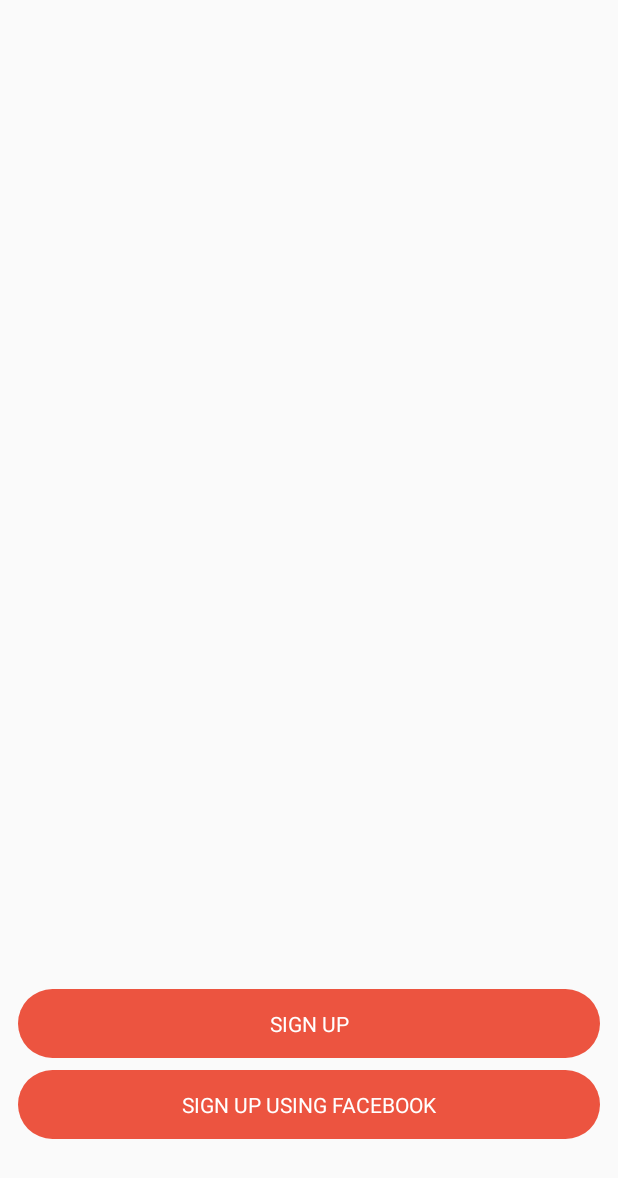
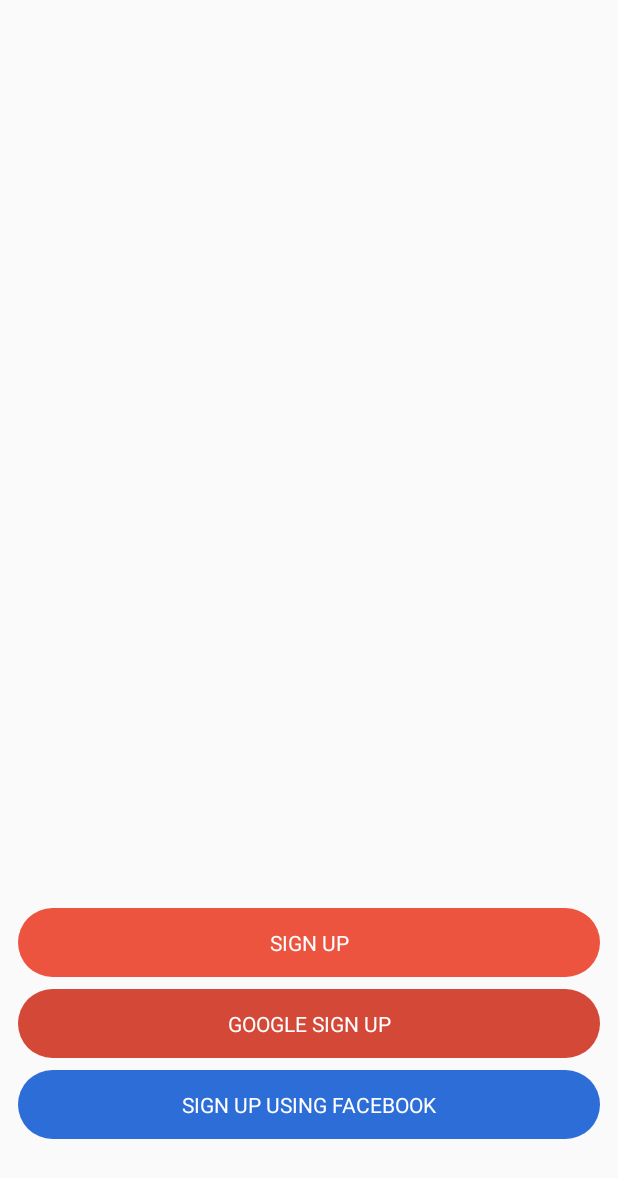
Before and after one commit to indraAsLesmana/ActLikePro, an Android app: the SplashActivity screen opened directly, with no data from a screen before it, on a phone screen of 412 x 824 dp. Shown: the top 1178 px of the screen. Run offline under Robolectric (Android 15) with nearby library versions, the phone set to English and light mode, and no system bars; libraries missing offline, so code that uses them is left out: com.facebook; plain views replace LoginButton; 1 statement that could not run was skipped.

Commit message:
adding new google sign up button

```diff
--- a/app/src/main/java/com/tutor93/indraaguslesmana/actlikepro/Activity/IntroActivity.java
+++ b/app/src/main/java/com/tutor93/indraaguslesmana/actlikepro/Activity/IntroActivity.java
@@ -1,7 +1,5 @@
 package com.tutor93.indraaguslesmana.actlikepro.activity;
 
-import android.app.Activity;
-import android.content.Intent;
 import android.os.Bundle;
 import android.support.annotation.Nullable;
 import android.support.v7.app.AppCompatActivity;
@@ -11,7 +9,7 @@ import android.widget.Toast;
 import com.tutor93.indraaguslesmana.actlikepro.api.gitapi;
 import com.tutor93.indraaguslesmana.actlikepro.model.gitmodel;
 import com.tutor93.indraaguslesmana.actlikepro.R;
-import com.tutor93.indraaguslesmana.actlikepro.LikeaPro;
+import com.tutor93.indraaguslesmana.actlikepro.likeaPro;
 
 import retrofit.Callback;
 import retrofit.RetrofitError;
@@ -41,7 +39,7 @@ public class IntroActivity extends AppCompatActivity {
         mContentContainer.setVisibility(View.GONE);
         mButtonRetry.setVisibility(View.GONE);
 
-        LikeaPro.getService().getFeed("mojombo", new Callback<gitmodel>() {
+        likeaPro.getService().getFeed("mojombo", new Callback<gitmodel>() {
             @Override
             public void success(gitmodel gitmodel, Response response) {
                 Toast.makeText(IntroActivity.this, gitmodel.getName(), Toast.LENGTH_SHORT).show();
@@ -57,7 +55,6 @@ public class IntroActivity extends AppCompatActivity {
                 mProgressBar.setVisibility(View.GONE);
                 mContentContainer.setVisibility(View.VISIBLE);
                 mButtonRetry.setVisibility(View.VISIBLE);
-
             }
         });
     }
--- a/app/src/main/java/com/tutor93/indraaguslesmana/actlikepro/likeaPro.java
+++ b/app/src/main/java/com/tutor93/indraaguslesmana/actlikepro/likeaPro.java
@@ -15,7 +15,7 @@ import retrofit.RetrofitError;
  * Created by indraaguslesmana on 11/17/16.
  */
 
-public class LikeaPro extends Application {
+public class likeaPro extends Application {
     private static gitapi sAPIService;
     private static final String API = "https://api.github.com";
     private static Typeface sRegularFont;
--- a/app/src/main/java/com/tutor93/indraaguslesmana/actlikepro/views/BTextView.java
+++ b/app/src/main/java/com/tutor93/indraaguslesmana/actlikepro/views/BTextView.java
@@ -5,7 +5,7 @@ import android.graphics.Typeface;
 import android.util.AttributeSet;
 import android.widget.TextView;
 
-import com.tutor93.indraaguslesmana.actlikepro.LikeaPro;
+import com.tutor93.indraaguslesmana.actlikepro.likeaPro;
 
 /**
  * Created by rifqi on Apr 18, 2016.
@@ -30,7 +30,7 @@ public class BTextView extends TextView {
                         "http://schemas.android.com/apk/res/android", "textStyle", Typeface.NORMAL);
             }
 
-            setTypeface(LikeaPro.getRegularFont(), style);
+            setTypeface(likeaPro.getRegularFont(), style);
         }
     }
 }
--- /dev/null
+++ b/app/src/main/res/drawable-mdpi/selector_button_google_sign_up.xml
@@ -0,0 +1,7 @@
+<?xml version="1.0" encoding="utf-8"?>
+
+<selector xmlns:android="http://schemas.android.com/apk/res/android">
+    <item android:state_pressed="true" android:drawable="@drawable/shape_button_sign_up_pressed" />
+    <item android:state_focused="true" android:drawable="@drawable/shape_button_google_sign_up_normal" />
+    <item android:drawable="@drawable/shape_button_google_sign_up_normal" />
+</selector>
--- /dev/null
+++ b/app/src/main/res/drawable-mdpi/shape_button_google_sign_up_normal.xml
@@ -0,0 +1,10 @@
+<?xml version="1.0" encoding="utf-8"?>
+<shape xmlns:android="http://schemas.android.com/apk/res/android" android:shape="rectangle">
+    <solid android:color="@color/splash_sign_up_button_google_normal"/>
+
+    <corners
+        android:bottomRightRadius="@dimen/splash_main_button_corner_round_size"
+        android:bottomLeftRadius="@dimen/splash_main_button_corner_round_size"
+        android:topLeftRadius="@dimen/splash_main_button_corner_round_size"
+        android:topRightRadius="@dimen/splash_main_button_corner_round_size"/>
+</shape>
--- /dev/null
+++ b/app/src/main/res/drawable-xxxhdpi/selector_button_facebook.xml
@@ -0,0 +1,7 @@
+<?xml version="1.0" encoding="utf-8"?>
+
+<selector xmlns:android="http://schemas.android.com/apk/res/android">
+    <item android:state_pressed="true" android:drawable="@drawable/shape_button_facebook_pressed" />
+    <item android:state_focused="true" android:drawable="@drawable/shape_button_facebook_normal" />
+    <item android:drawable="@drawable/shape_button_facebook_normal" />
+</selector>
--- /dev/null
+++ b/app/src/main/res/drawable-xxxhdpi/shape_button_facebook_normal.xml
@@ -0,0 +1,10 @@
+<?xml version="1.0" encoding="utf-8"?>
+<shape xmlns:android="http://schemas.android.com/apk/res/android" android:shape="rectangle">
+    <solid android:color="@color/splash_facebook_button_normal"/>
+
+    <corners
+        android:bottomRightRadius="@dimen/splash_main_button_corner_round_size"
+        android:bottomLeftRadius="@dimen/splash_main_button_corner_round_size"
+        android:topLeftRadius="@dimen/splash_main_button_corner_round_size"
+        android:topRightRadius="@dimen/splash_main_button_corner_round_size"/>
+</shape>
--- /dev/null
+++ b/app/src/main/res/drawable-xxxhdpi/shape_button_facebook_pressed.xml
@@ -0,0 +1,10 @@
+<?xml version="1.0" encoding="utf-8"?>
+<shape xmlns:android="http://schemas.android.com/apk/res/android" android:shape="rectangle">
+    <solid android:color="@color/splash_facebook_button_pressed"/>
+
+    <corners
+        android:bottomRightRadius="@dimen/splash_main_button_corner_round_size"
+        android:bottomLeftRadius="@dimen/splash_main_button_corner_round_size"
+        android:topLeftRadius="@dimen/splash_main_button_corner_round_size"
+        android:topRightRadius="@dimen/splash_main_button_corner_round_size"/>
+</shape>
--- a/app/src/main/res/layout/activity_splash.xml
+++ b/app/src/main/res/layout/activity_splash.xml
@@ -17,6 +17,7 @@
             android:paddingRight="@dimen/splash_footer_padding">
 
             <com.tutor93.indraaguslesmana.actlikepro.views.BTextView
+                android:id="@+id/signup_classic"
                 android:layout_width="match_parent"
                 android:layout_height="wrap_content"
                 android:layout_marginBottom="8dp"
@@ -27,6 +28,20 @@
                 android:textAllCaps="true"
                 android:textColor="@color/splash_text_color"
                 android:textSize="@dimen/splash_main_button_text_size" />
+
+            <com.tutor93.indraaguslesmana.actlikepro.views.BTextView
+                android:layout_width="match_parent"
+                android:layout_height="wrap_content"
+                android:layout_marginBottom="8dp"
+                android:background="@drawable/selector_button_google_sign_up"
+                android:gravity="center"
+                android:padding="@dimen/splash_main_button_padding"
+                android:text="@string/google_sign_up"
+                android:textAllCaps="true"
+                android:textColor="@color/splash_text_color"
+                android:textSize="@dimen/splash_main_button_text_size"
+                android:id="@+id/signup_google"
+                />
 
             <FrameLayout
                 android:layout_width="match_parent"
@@ -39,11 +54,11 @@
                     android:visibility="gone" />
 
                 <com.tutor93.indraaguslesmana.actlikepro.views.BTextView
-                    android:id="@+id/splash_sign_up_facebook_button"
+                    android:id="@+id/signup_facebook"
                     android:layout_width="match_parent"
                     android:layout_height="wrap_content"
                     android:layout_marginBottom="@dimen/splash_sign_up_button_to_login_margin"
-                    android:background="@drawable/selector_button_sign_up"
+                    android:background="@drawable/selector_button_facebook"
                     android:gravity="center"
                     android:padding="@dimen/splash_main_button_padding"
                     android:text="@string/splash_sign_up_facebook_button"
--- /dev/null
+++ b/app/src/main/res/shape_button_facebook_normal.xml
@@ -0,0 +1,10 @@
+<?xml version="1.0" encoding="utf-8"?>
+<shape xmlns:android="http://schemas.android.com/apk/res/android" android:shape="rectangle">
+    <solid android:color="@color/splash_facebook_button_normal"/>
+
+    <corners
+        android:bottomRightRadius="@dimen/splash_main_button_corner_round_size"
+        android:bottomLeftRadius="@dimen/splash_main_button_corner_round_size"
+        android:topLeftRadius="@dimen/splash_main_button_corner_round_size"
+        android:topRightRadius="@dimen/splash_main_button_corner_round_size"/>
+</shape>
--- a/app/src/main/res/values/colors.xml
+++ b/app/src/main/res/values/colors.xml
@@ -6,5 +6,8 @@
     <color name="registration_form_color">#000000</color>
     <color name="splash_sign_up_button_pressed">#d62b28</color>
     <color name="splash_sign_up_button_normal">#ec5440</color>
+    <color name="splash_sign_up_button_google_normal">#d34836</color>
     <color name="splash_text_color">#ffffff</color>
+    <color name="splash_facebook_button_pressed">#2d30d7</color>
+    <color name="splash_facebook_button_normal">#2d6dd7</color>
 </resources>
--- a/app/src/main/res/values/strings.xml
+++ b/app/src/main/res/values/strings.xml
@@ -7,4 +7,5 @@
     <string name="registration_form_name">full name</string>
     <string name="sign_up">Sign Up</string>
     <string name="splash_sign_up_facebook_button">Sign up using facebook</string>
+    <string name="google_sign_up">Google Sign up</string>
 </resources>
```
